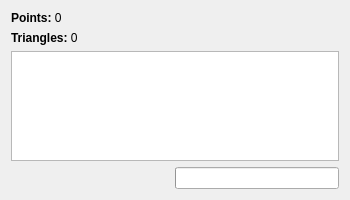
Before: the Qt Designer form forms/MeshAnalyzer.ui in skatrak/Flat-Mesher, drawn with Qt 5.
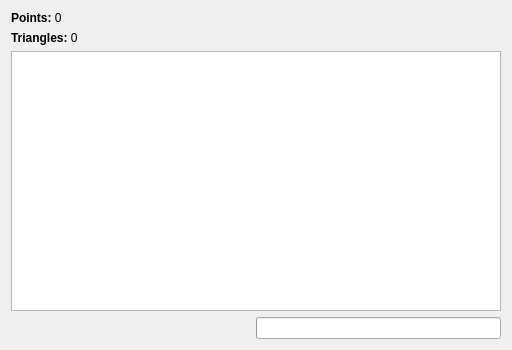
After: the same form once the commit is applied. Icons and pictures are not drawn.

What changed in the file:
```diff
--- a/forms/MeshAnalyzer.ui
+++ b/forms/MeshAnalyzer.ui
@@ -9,8 +9,8 @@
    <rect>
     <x>0</x>
     <y>0</y>
-    <width>350</width>
-    <height>200</height>
+    <width>512</width>
+    <height>350</height>
    </rect>
   </property>
   <property name="minimumSize">
```
